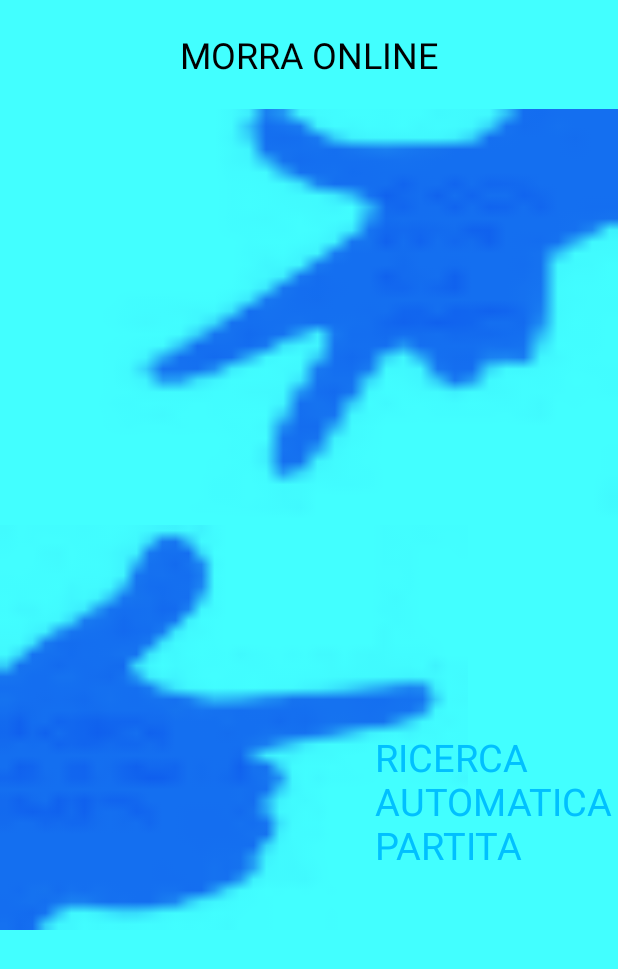
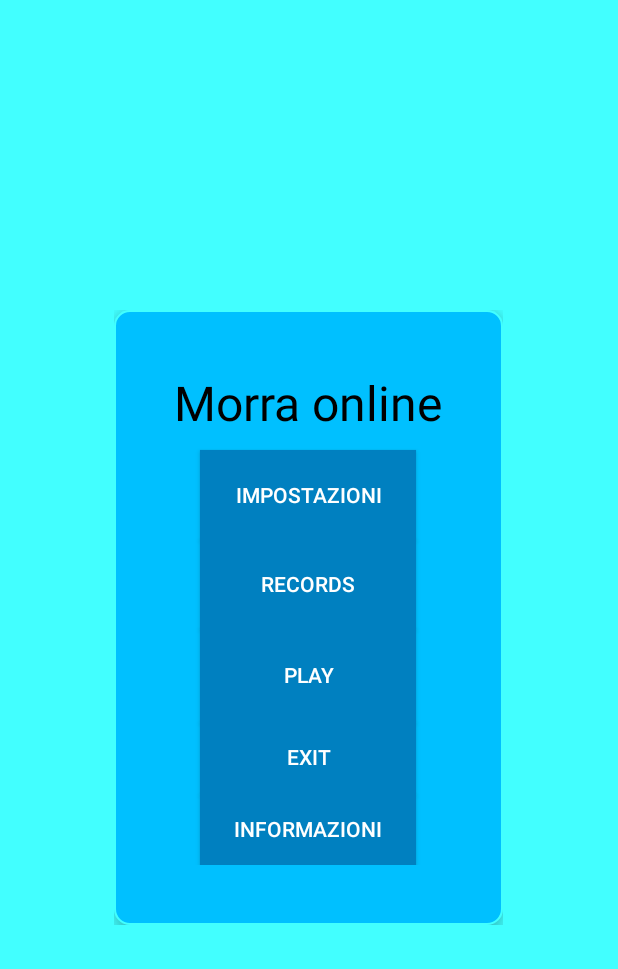
Before and after one commit to BiagioeCarmine/Morra_online_app, an Android app: the screen it shows after launch (MainActivity), on a phone screen of 412 x 824 dp. Shown: the top 969 px of the screen. Run offline under Robolectric (Android 15) with nearby library versions, the light colour scheme and no system bars.

Commit message:
fixato l'errore a runtime

```diff
--- a/app/src/main/java/com/carminezacc/morra/Home.java
+++ b/app/src/main/java/com/carminezacc/morra/Home.java
@@ -22,7 +22,7 @@ public class Home extends Fragment {
             LayoutInflater inflater, ViewGroup container,
             Bundle savedInstanceState
     ) {
-        return inflater.inflate(R.layout.play, null);
+        return inflater.inflate(R.layout.home, null);
     }
 
     public void onViewCreated(@NonNull View view, Bundle savedInstanceState) {
--- a/app/src/main/res/layout/activity_main.xml
+++ b/app/src/main/res/layout/activity_main.xml
@@ -9,8 +9,8 @@
     <fragment
         android:id="@+id/nav_host_fragment"
         android:name="androidx.navigation.fragment.NavHostFragment"
-        android:layout_width="match_parent"
-        android:layout_height="match_parent"
+        android:layout_width="wrap_content"
+        android:layout_height="wrap_content"
         android:layout_gravity="center"
         app:defaultNavHost="true"
         app:layout_constraintBottom_toBottomOf="parent"
--- a/app/src/main/res/layout/home.xml
+++ b/app/src/main/res/layout/home.xml
@@ -8,8 +8,7 @@
     android:elevation="8dp"
     android:layout_gravity="center"
     android:orientation="vertical"
-    android:padding="40dp"
-    tools:context=".MainActivity">
+    android:padding="40dp">
 
     <TextView
         android:layout_width="wrap_content"
```
